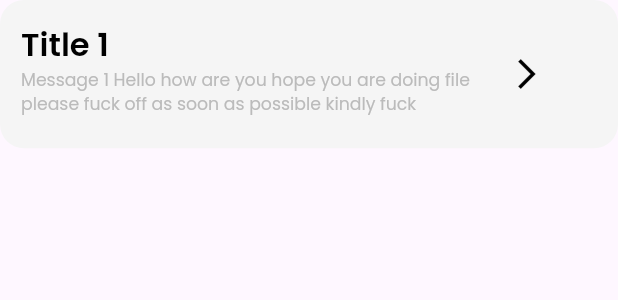
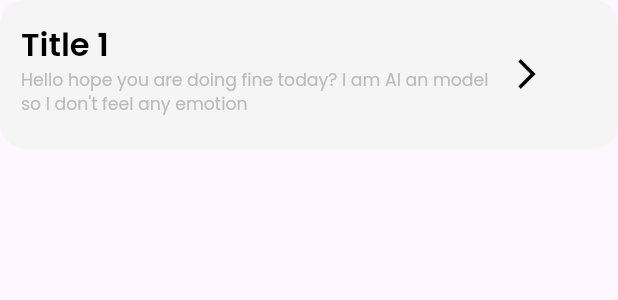
Before and after one commit to Dark-R1der/ViTell, a Flutter app: the PreviousChatTile widget shown alone on an empty page, opened directly, on a phone screen of 412 x 824 dp. Shown: the top 300 px of the screen. Run offline on Flutter 3.47's test engine with Material 2 defaults, Android fonts, the phone set to English and light mode, and no system bars; our stand-ins replace curved_navigation_bar, flutter_spinkit, google_fonts, percent_indicator; missing offline and left inert: flutter_screen_lock.

Commit message:
final commit

```diff
--- a/lib/pages/chat/previousChat.dart
+++ b/lib/pages/chat/previousChat.dart
@@ -18,7 +18,7 @@ class _PreviousChatState extends State<PreviousChat> {
   Widget build(BuildContext context) {
     String title = "Title 1";
     String message =
-        "Message 1 Hello how are you hope you are doing file please fuck off as soon as possible kindly fuck";
+        "Hello hope you are doing fine today? I am AI an model so I don't feel any emotion";
 
     // double _positionX = 0.0;
     double sizeH = MediaQuery.of(context).size.height;
--- a/lib/pages/chat/widget/previous_chat_tile.dart
+++ b/lib/pages/chat/widget/previous_chat_tile.dart
@@ -7,7 +7,7 @@ class PreviousChatTile extends StatelessWidget {
   Widget build(BuildContext context) {
     String title = "Title 1";
     String message =
-        "Message 1 Hello how are you hope you are doing file please fuck off as soon as possible kindly fuck";
+        "Hello hope you are doing fine today? I am AI an model so I don't feel any emotion";
     double sizeH = MediaQuery.of(context).size.height;
 
     double sizeW = MediaQuery.of(context).size.width;
```
Also changed, not shown: lib/pages/introduction/introPage.dart (+6 -1 lines), lib/pages/signUp/signUp.dart (+5 -2 lines).
